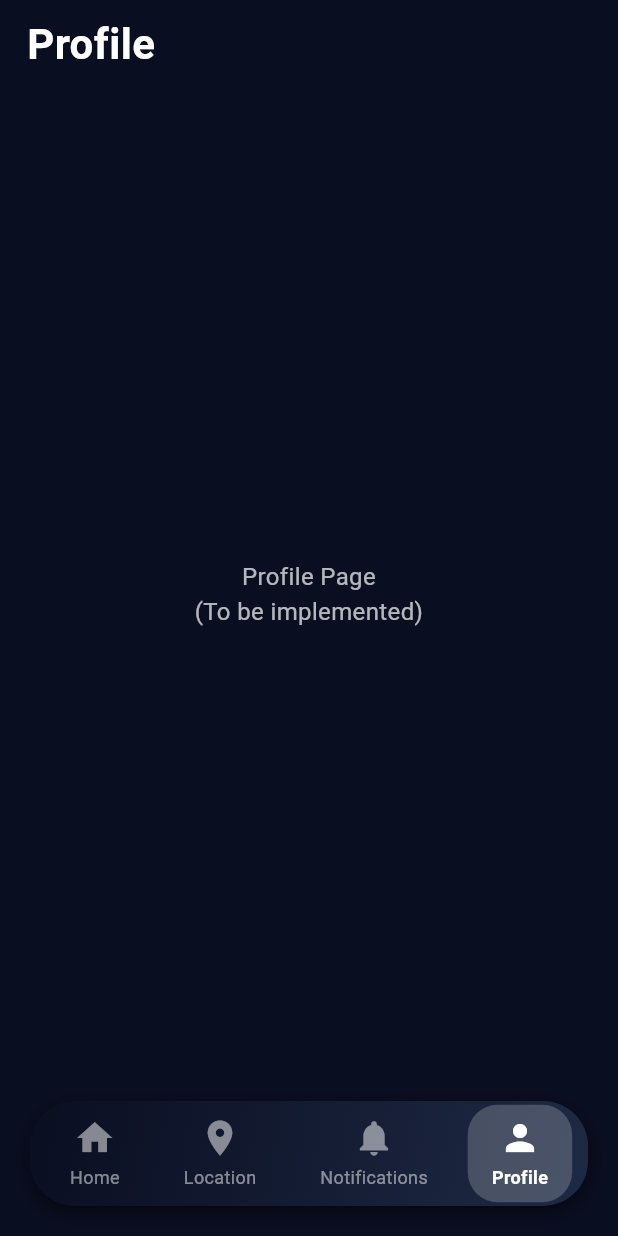
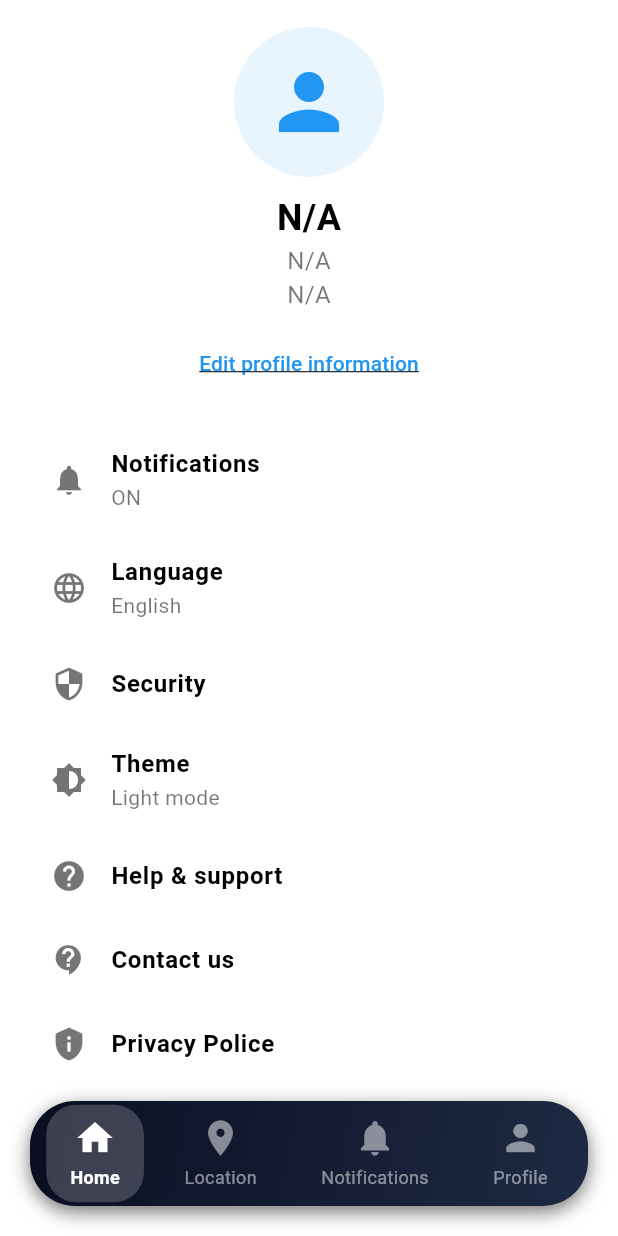
Before and after one commit to Yassine-Ezzar/pay, a Flutter app: the ProfileScreen screen opened by its route, on a phone screen of 412 x 824 dp. Run offline on Flutter 3.47's test engine with Material 3 defaults, Android fonts, the phone set to English and light mode, and no system bars; our stand-ins replace animate_do, camera, carousel_slider, flutter_credit_card, flutter_secure_storage, geocoding and 8 more; missing offline and left inert: flutter_reactive_ble, google_mlkit_text_recognition; accounts and stored records are empty; network calls fail; Roboto replaces fonts that are missing (Montserrat).

Commit message:
fourth-commit

```diff
--- a/lib/screens/profile_screen.dart
+++ b/lib/screens/profile_screen.dart
@@ -1,6 +1,7 @@
 import 'package:app/screens/navbar.dart';
 import 'package:flutter/material.dart';
 import 'package:get/get.dart';
+import 'package:app/services/api_service.dart';
 import 'package:app/styles/styles.dart';
 
 class ProfileScreen extends StatefulWidget {
@@ -9,7 +10,41 @@ class ProfileScreen extends StatefulWidget {
 }
 
 class _ProfileScreenState extends State<ProfileScreen> {
-  int _selectedIndex = 3;
+  int _selectedIndex = 0; // Default to "Home" tab as shown in the image
+  String? userId;
+  Map<String, dynamic>? profile;
+  bool isLoading = true;
+
+  @override
+  void initState() {
+    super.initState();
+    _loadUserId();
+  }
+
+  Future<void> _loadUserId() async {
+    userId = await ApiService.storage.read(key: 'userId');
+    if (userId == null) {
+      Get.offNamed('/login');
+    } else {
+      _fetchProfile();
+    }
+  }
+
+  Future<void> _fetchProfile() async {
+    setState(() => isLoading = true);
+    try {
+      final fetchedProfile = await ApiService.getProfile(userId!);
+      setState(() {
+        profile = fetchedProfile;
+        isLoading = false;
+      });
+    } catch (e) {
+      setState(() {
+        profile = null; // Clear profile if not found
+        isLoading = false;
+      });
+    }
+  }
 
   void _onNavItemTapped(int index) {
     setState(() {
@@ -34,48 +69,117 @@ class _ProfileScreenState extends State<ProfileScreen> {
   @override
   Widget build(BuildContext context) {
     return Scaffold(
-      backgroundColor: const Color(0xFF0A0E21),
+      backgroundColor: Colors.white,
       body: Stack(
         children: [
           Column(
             children: [
               Expanded(
-                child: Container(
-                  color: const Color(0xFF0A0E21),
-                  child: SafeArea(
+                child: SafeArea(
+                  child: SingleChildScrollView(
                     child: Column(
                       children: [
-                        Padding(
-                          padding: EdgeInsets.symmetric(
-                            horizontal: Styles.defaultPadding,
-                            vertical: Styles.defaultPadding / 2,
-                          ),
-                          child: Row(
-                            mainAxisAlignment: MainAxisAlignment.spaceBetween,
+                        // Profile Header
+                        Container(
+                          padding: EdgeInsets.all(Styles.defaultPadding),
+                          child: Column(
                             children: [
-                              const Text(
-                                'Profile',
-                                style: TextStyle(
+                              CircleAvatar(
+                                radius: 50,
+                                backgroundColor: Colors.blue.withOpacity(0.1),
+                                child: const Icon(
+                                  Icons.person,
+                                  size: 60,
+                                  color: Colors.blue,
+                                ),
+                              ),
+                              const SizedBox(height: 10),
+                              Text(
+                                profile?['fullName'] ?? 'N/A',
+                                style: const TextStyle(
                                   fontFamily: 'Montserrat',
-                                  fontSize: 28,
-                                  fontWeight: FontWeight.w700,
-                                  color: Colors.white,
+                                  fontSize: 24,
+                                  fontWeight: FontWeight.bold,
+                                  color: Colors.black,
+                                ),
+                              ),
+                              Text(
+                                profile?['email'] ?? 'N/A',
+                                style: const TextStyle(
+                                  fontFamily: 'Montserrat',
+                                  fontSize: 16,
+                                  color: Colors.black54,
+                                ),
+                              ),
+                              Text(
+                                profile?['phoneNumber'] ?? 'N/A',
+                                style: const TextStyle(
+                                  fontFamily: 'Montserrat',
+                                  fontSize: 16,
+                                  color: Colors.black54,
+                                ),
+                              ),
+                              const SizedBox(height: 10),
+                              TextButton(
+                                onPressed: () async {
+                                  await Get.toNamed('/edit-profile', arguments: profile);
+                                  _fetchProfile(); // Refresh profile after returning
+                                },
+                                child: const Text(
+                                  'Edit profile information',
+                                  style: TextStyle(
+                                    fontFamily: 'Montserrat',
+                                    fontSize: 14,
+                                    color: Colors.blue,
+                                    decoration: TextDecoration.underline,
+                                  ),
                                 ),
                               ),
                             ],
                           ),
                         ),
-                        const Expanded(
-                          child: Center(
-                            child: Text(
-                              'Profile Page\n(To be implemented)',
-                              textAlign: TextAlign.center,
-                              style: TextStyle(
-                                fontFamily: 'Montserrat',
-                                color: Colors.white70,
-                                fontSize: 16,
+                        // Profile Options
+                        Padding(
+                          padding: EdgeInsets.symmetric(horizontal: Styles.defaultPadding),
+                          child: Column(
+                            children: [
+                              _buildProfileOption(
+                                icon: Icons.notifications,
+                                title: 'Notifications',
+                                subtitle: 'ON',
                               ),
-                            ),
+                              _buildProfileOption(
+                                icon: Icons.language,
+                                title: 'Language',
+                                subtitle: 'English',
+                              ),
+                              _buildProfileOption(
+                                icon: Icons.security,
+                                title: 'Security',
+                                subtitle: '',
+                                onTap: () => Get.toNamed('/reset-pin'),
+                              ),
+                              _buildProfileOption(
+                                icon: Icons.brightness_6,
+                                title: 'Theme',
+                                subtitle: 'Light mode',
+                              ),
+                              _buildProfileOption(
+                                icon: Icons.help,
+                                title: 'Help & support',
+                                subtitle: '',
+                              ),
+                              _buildProfileOption(
+                                icon: Icons.contact_support,
+                                title: 'Contact us',
+                                subtitle: '',
+                              ),
+                              _buildProfileOption(
+                                icon: Icons.privacy_tip,
+                                title: 'Privacy Police',
+                                subtitle: '',
+                              ),
+                            ],
                           ),
                         ),
                       ],
@@ -94,4 +198,35 @@ class _ProfileScreenState extends State<ProfileScreen> {
       ),
     );
   }
+
+  Widget _buildProfileOption({
+    required IconData icon,
+    required String title,
+    required String subtitle,
+    VoidCallback? onTap,
+  }) {
+    return ListTile(
+      leading: Icon(icon, color: Colors.black54),
+      title: Text(
+        title,
+        style: const TextStyle(
+          fontFamily: 'Montserrat',
+          fontSize: 16,
+          fontWeight: FontWeight.w600,
+          color: Colors.black,
+        ),
+      ),
+      subtitle: subtitle.isNotEmpty
+          ? Text(
+              subtitle,
+              style: const TextStyle(
+                fontFamily: 'Montserrat',
+                fontSize: 14,
+                color: Colors.black54,
+              ),
+            )
+          : null,
+      onTap: onTap,
+    );
+  }
 }
--- a/lib/services/api_service.dart
+++ b/lib/services/api_service.dart
@@ -1,6 +1,7 @@
 import 'dart:convert';
 import 'package:http/http.dart' as http;
 import 'package:flutter_secure_storage/flutter_secure_storage.dart';
+import 'package:shared_preferences/shared_preferences.dart';
 
 class ApiService {
   static const String authBaseUrl = 'http://192.168.1.18:6000/api/auth';
@@ -8,9 +9,32 @@ class ApiService {
   static const String braceletBaseUrl = 'http://192.168.1.18:6000/api/bracelets';
   static const String paymentBaseUrl = 'http://192.168.1.18:6000/api/payments';
   static const String locationBaseUrl = 'http://192.168.1.18:6000/api/locations';
+  static const String profileBaseUrl = 'http://192.168.1.18:6000/api/profiles';
 
 
   static const storage = FlutterSecureStorage();
+
+// Save profile to SharedPreferences
+  static Future<void> saveProfileToLocal(Map<String, dynamic> profile) async {
+    final prefs = await SharedPreferences.getInstance();
+    await prefs.setString('userProfile', jsonEncode(profile));
+  }
+
+  // Retrieve profile from SharedPreferences
+  static Future<Map<String, dynamic>?> getProfileFromLocal() async {
+    final prefs = await SharedPreferences.getInstance();
+    final profileString = prefs.getString('userProfile');
+    if (profileString != null) {
+      return jsonDecode(profileString) as Map<String, dynamic>;
+    }
+    return null;
+  }
+
+  // Clear profile from SharedPreferences (for new user registration)
+  static Future<void> clearProfileFromLocal() async {
+    final prefs = await SharedPreferences.getInstance();
+    await prefs.remove('userProfile');
+  }
 
   static Future<Map<String, dynamic>> register(String name, String pin, String securityAnswer, bool biometricEnabled) async {
     final response = await http.post(
@@ -22,7 +46,8 @@ class ApiService {
     final data = jsonDecode(response.body);
     if (response.statusCode == 201) {
       await storage.write(key: 'token', value: data['token']);
-      await storage.write(key: 'userId', value: data['userId'].toString()); // Stocke userId
+      await storage.write(key: 'userId', value: data['userId'].toString());
+      await clearProfileFromLocal();
       return data;
     }
     throw Exception(data['message']);
@@ -236,4 +261,85 @@ static Future<Map<String, dynamic>> addCard(
     }
     throw Exception(data['message']);
   }
+
+static Future<Map<String, dynamic>> createProfile({
+    required String userId,
+    required String fullName,
+    required String email,
+    String? nickname,
+    String? phoneNumber,
+    String? country,
+    String? gender,
+    String? address,
+  }) async {
+    final response = await http.post(
+      Uri.parse('$profileBaseUrl/create'),
+      headers: {'Content-Type': 'application/json'},
+      body: jsonEncode({
+        'userId': userId,
+        'fullName': fullName,
+        'nickname': nickname,
+        'email': email,
+        'phoneNumber': phoneNumber,
+        'country': country,
+        'gender': gender,
+        'address': address,
+      }),
+    );
+
+    final data = jsonDecode(response.body);
+    if (response.statusCode == 201) {
+      await saveProfileToLocal(data['profile']);
+      return data;
+    }
+    throw Exception(data['message']);
+  }
+
+  static Future<Map<String, dynamic>> getProfile(String userId) async {
+    final localProfile = await getProfileFromLocal();
+    if (localProfile != null) {
+      return localProfile;
+    }
+
+    final response = await http.get(Uri.parse('$profileBaseUrl?userId=$userId'));
+    final data = jsonDecode(response.body);
+    if (response.statusCode == 200) {
+      await saveProfileToLocal(data);
+      return data;
+    }
+    throw Exception(data['message']);
+  }
+
+  static Future<Map<String, dynamic>> updateProfile({
+    required String userId,
+    required String fullName,
+    required String email,
+    String? nickname,
+    String? phoneNumber,
+    String? country,
+    String? gender,
+    String? address,
+  }) async {
+    final response = await http.put(
+      Uri.parse('$profileBaseUrl/update'),
+      headers: {'Content-Type': 'application/json'},
+      body: jsonEncode({
+        'userId': userId,
+        'fullName': fullName,
+        'nickname': nickname,
+        'email': email,
+        'phoneNumber': phoneNumber,
+        'country': country,
+        'gender': gender,
+        'address': address,
+      }),
+    );
+
+    final data = jsonDecode(response.body);
+    if (response.statusCode == 200) {
+      await saveProfileToLocal(data['profile']);
+      return data;
+    }
+    throw Exception(data['message']);
+  }
 }
--- a/lib/widgets/app_pages.dart
+++ b/lib/widgets/app_pages.dart
@@ -5,6 +5,7 @@ import 'package:app/screens/bracelet_connect_screen.dart';
 import 'package:app/screens/bracelet_management_screen.dart';
 import 'package:app/screens/card_list_screen.dart';
 import 'package:app/screens/card_verification_screen.dart';
+import 'package:app/screens/edit_profile_screen.dart';
 import 'package:app/screens/home_screen.dart';
 import 'package:app/screens/location_screen.dart';
 import 'package:app/screens/notifications_screen.dart';
@@ -36,6 +37,7 @@ GetPage(name: '/add-card-manual', page: () => AddCardManualScreen()), // New
      GetPage(name: '/location', page: () => LocationScreen()),
     GetPage(name: '/notifications', page: () => NotificationsScreen()),
     GetPage(name: '/profile', page: () => ProfileScreen()),
+    GetPage(name: '/edit-profile', page: () => EditProfileScreen()),
 
   ];
 }
```
Also changed, not shown: lib/screens/edit_profile_screen.dart (added, +260 -0 lines), lib/screens/register_screen.dart (+5 -3 lines), 4 other files.
